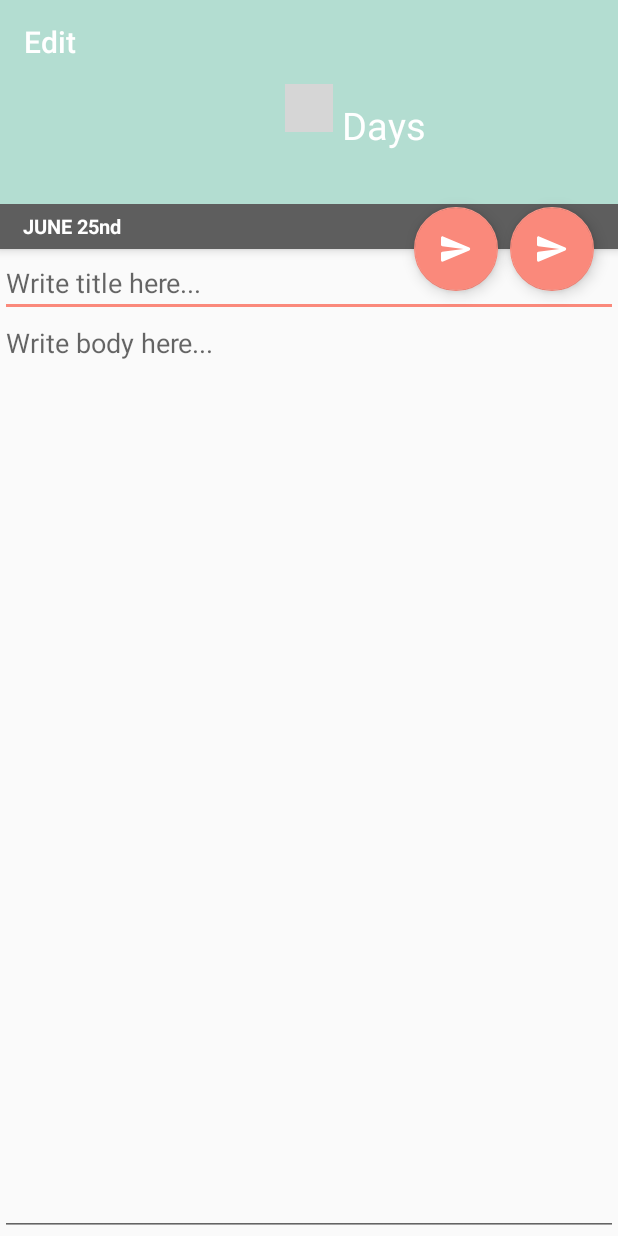
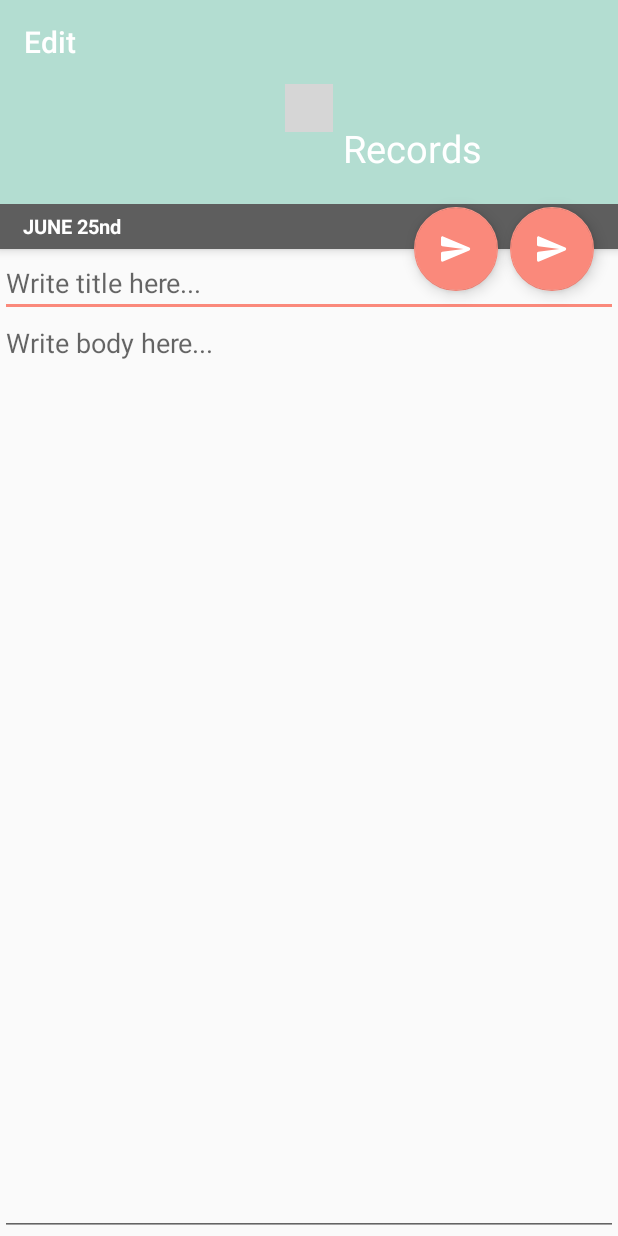
Before and after one commit to Xiayf98/TheDiary, an Android app: the EditActivity screen opened directly, with no data from a screen before it, on a phone screen of 412 x 824 dp. Run offline under Robolectric (Android 15) with nearby library versions, the phone set to English and light mode, and no system bars; libraries missing offline, so code that uses them is left out: com.robinhood.ticker; plain views replace TickerView; 3 statements that could not run were skipped; grey boxes are pictures that could not be loaded.

Commit message:
显示当前用户日记篇数

```diff
--- a/app/src/main/res/layout/activity_edit.xml
+++ b/app/src/main/res/layout/activity_edit.xml
@@ -52,8 +52,8 @@
                     android:layout_toRightOf="@+id/day_tickerView"
                     android:layout_alignTop="@+id/day_tickerView"
                     android:id="@+id/currency_text"
-                    android:text=" Days"
-                    android:paddingTop="10dp"
+                    android:text=" Records"
+                    android:paddingTop="25dp"
                     android:gravity="center"
                     android:layout_width="wrap_content"
                     android:layout_height="wrap_content" />
--- a/app/src/main/res/layout/activity_login.xml
+++ b/app/src/main/res/layout/activity_login.xml
@@ -78,7 +78,6 @@
                 android:layout_width="match_parent"
                 android:layout_height="35dp"
                 android:text="@string/action_sign_up_new" />
-
         </LinearLayout>
     </ScrollView>
 </LinearLayout>
```
